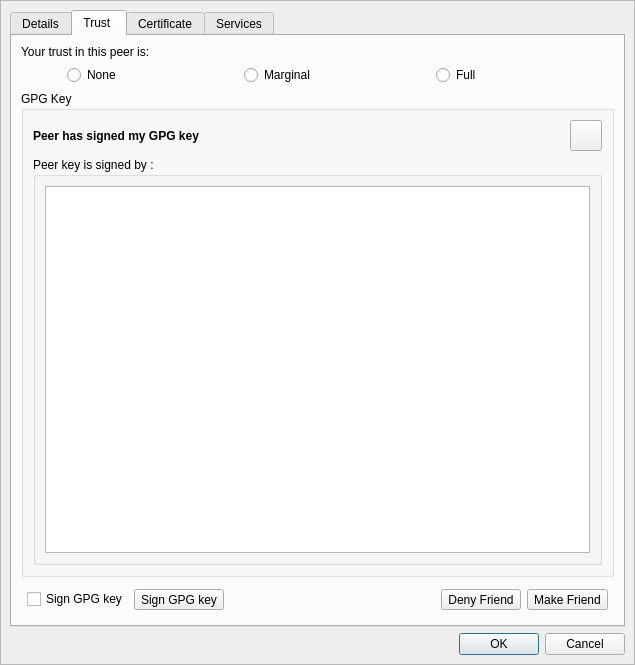
The window that retroshare-gui/src/gui/connect/ConfCertDialog.ui (RetroShare/RetroShare) describes before a commit, drawn with Qt 5.
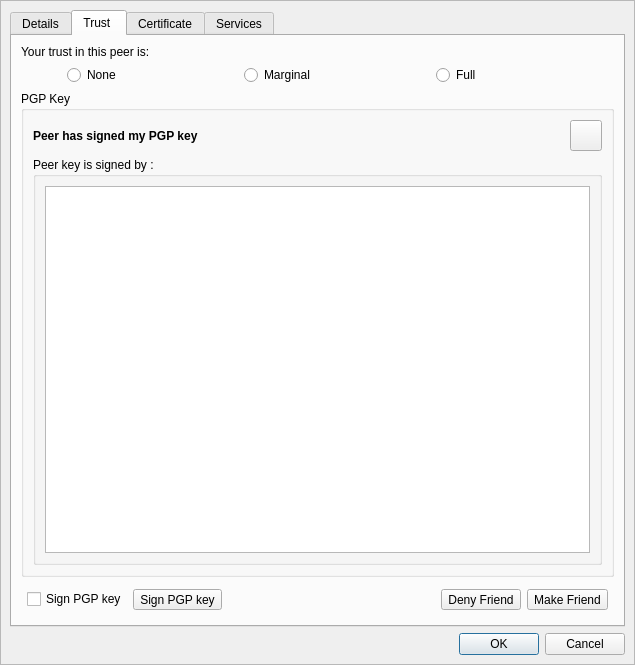
The same window after the commit. The open tabs and pages were chosen to show the change. Icons and pictures are not drawn. Custom widgets are drawn as their Qt base class.

```diff
--- a/retroshare-gui/src/gui/connect/ConfCertDialog.ui
+++ b/retroshare-gui/src/gui/connect/ConfCertDialog.ui
@@ -504,7 +504,7 @@
              </font>
             </property>
             <property name="title">
-             <string>GPG Key</string>
+             <string>PGP Key</string>
             </property>
             <property name="flat">
              <bool>false</bool>
@@ -522,7 +522,7 @@
                 </font>
                </property>
                <property name="text">
-                <string>Peer has signed my GPG key</string>
+                <string>Peer has signed my PGP key</string>
                </property>
               </widget>
              </item>
@@ -578,7 +578,7 @@
 &lt;p align=&quot;justify&quot; style=&quot; margin-top:0px; margin-bottom:0px; margin-left:0px; margin-right:0px; -qt-block-indent:0; text-indent:0px;&quot;&gt;Signing a key cannot be undone, so do it wisely.&lt;/p&gt;&lt;/body&gt;&lt;/html&gt;</string>
               </property>
               <property name="text">
-               <string>Sign GPG key</string>
+               <string>Sign PGP key</string>
               </property>
               <property name="icon">
                <iconset resource="../images.qrc">
@@ -607,7 +607,7 @@
 &lt;p align=&quot;justify&quot; style=&quot; margin-top:0px; margin-bottom:0px; margin-left:0px; margin-right:0px; -qt-block-indent:0; text-indent:0px;&quot;&gt;Signing a key cannot be undone, so do it wisely.&lt;/p&gt;&lt;/body&gt;&lt;/html&gt;</string>
               </property>
               <property name="text">
-               <string>Sign GPG key</string>
+               <string>Sign PGP key</string>
               </property>
               <property name="icon">
                <iconset resource="../images.qrc">
```
